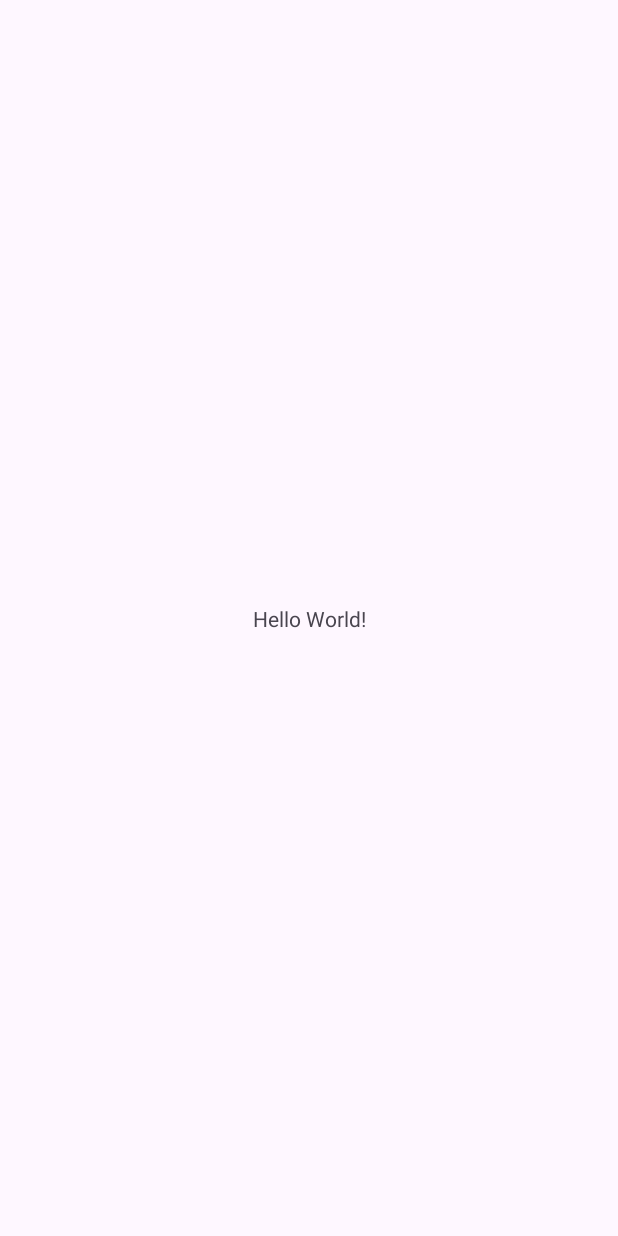
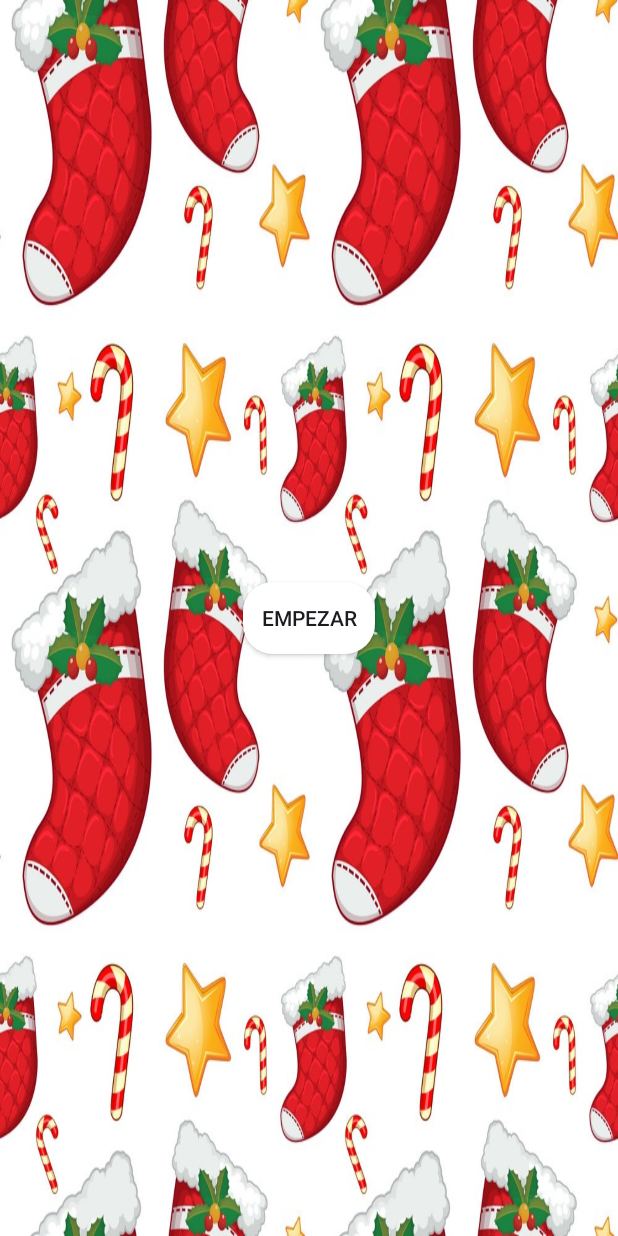
Before and after one commit to royrubin1/RubinLavi_Roy_practicaPMDM, an Android app: the screen it shows after launch (MainActivity), on a phone screen of 412 x 824 dp. Before the commit the screen is almost empty. Run offline under Robolectric (Android 15) with nearby library versions, the light colour scheme and no system bars.

Commit message:
Main Activity Design Has Been Implemented

```diff
--- /dev/null
+++ b/app/src/main/res/drawable/button_background.xml
@@ -0,0 +1,6 @@
+<?xml version="1.0" encoding="utf-8"?>
+<shape xmlns:android="http://schemas.android.com/apk/res/android">
+    <solid android:color="@color/white"/>
+
+    <corners android:radius="20dp"/> <!-- Rounded corners -->
+</shape>
--- a/app/src/main/res/layout/activity_main.xml
+++ b/app/src/main/res/layout/activity_main.xml
@@ -4,12 +4,16 @@
     xmlns:tools="http://schemas.android.com/tools"
     android:layout_width="match_parent"
     android:layout_height="match_parent"
-    tools:context=".MainActivity">
+    tools:context=".MainActivity"
+    android:background="@drawable/christmas_background"
+    android:backgroundTintMode="src_in">
 
-    <TextView
+    <androidx.appcompat.widget.AppCompatButton
         android:layout_width="wrap_content"
         android:layout_height="wrap_content"
-        android:text="Hello World!"
+        android:background="@drawable/button_background"
+        android:text="@string/start_button_text"
+        app:cornerRadius="20pt"
         app:layout_constraintBottom_toBottomOf="parent"
         app:layout_constraintEnd_toEndOf="parent"
         app:layout_constraintStart_toStartOf="parent"
--- a/app/src/main/res/values/strings.xml
+++ b/app/src/main/res/values/strings.xml
@@ -1,3 +1,4 @@
 <resources>
     <string name="app_name">RubinLavi_Roy_practicaPMDM</string>
+    <string name="start_button_text">EMPEZAR</string>
 </resources>
--- a/build.gradle.kts
+++ b/build.gradle.kts
@@ -1,5 +1,5 @@
 // Top-level build file where you can add configuration options common to all sub-projects/modules.
 plugins {
-    id("com.android.application") version "8.1.4" apply false
+    id("com.android.application") version "8.2.0" apply false
     id("org.jetbrains.kotlin.android") version "1.9.0" apply false
 }
--- a/gradle.properties
+++ b/gradle.properties
@@ -21,3 +21,4 @@ kotlin.code.style=official
 # resources declared in the library itself and none from the library's dependencies,
 # thereby reducing the size of the R class for that library
 android.nonTransitiveRClass=true
+org.gradle.configuration-cache=true
```
Also changed, not shown: app/src/main/res/drawable/christmas_background.jpg (added), gradle/wrapper/gradle-wrapper.properties.
